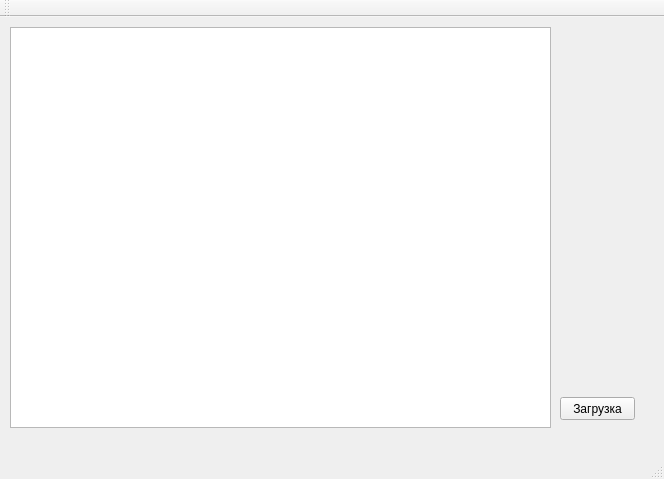
Dannyyyy/ComputerVision, file mainwindow.ui: the form before one commit.
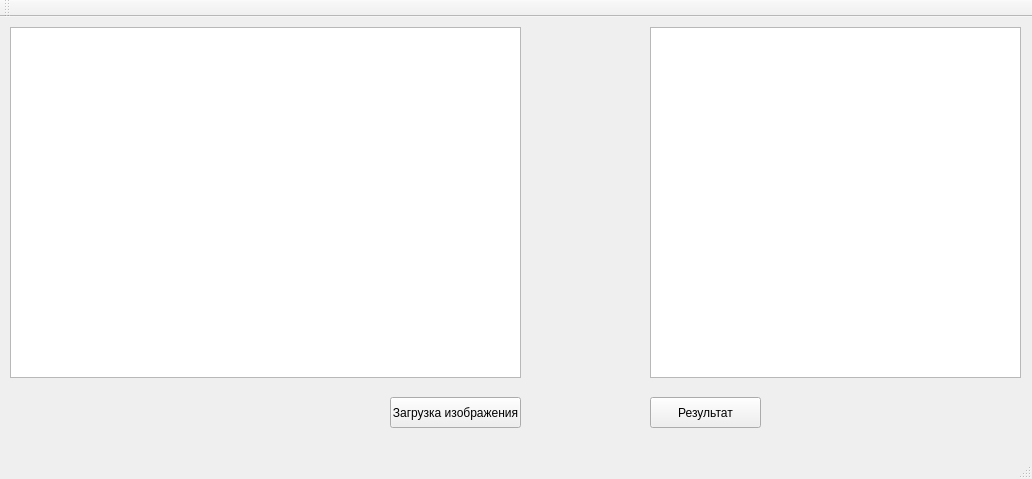
The form after the commit.

Commit message: Исправлена проблема с осями. Добавлен вывод полученного после  greyScale изображения.

The edit to the form file:
```diff
--- a/mainwindow.ui
+++ b/mainwindow.ui
@@ -6,7 +6,7 @@
    <rect>
     <x>0</x>
     <y>0</y>
-    <width>664</width>
+    <width>1032</width>
     <height>479</height>
    </rect>
   </property>
@@ -17,14 +17,14 @@
    <widget class="QPushButton" name="pushButton">
     <property name="geometry">
      <rect>
-      <x>560</x>
+      <x>390</x>
       <y>380</y>
-      <width>75</width>
-      <height>23</height>
+      <width>131</width>
+      <height>31</height>
      </rect>
     </property>
     <property name="text">
-     <string>Загрузка</string>
+     <string>Загрузка изображения</string>
     </property>
    </widget>
    <widget class="QGraphicsView" name="graphicsView">
@@ -32,11 +32,34 @@
      <rect>
       <x>10</x>
       <y>10</y>
-      <width>541</width>
-      <height>401</height>
+      <width>511</width>
+      <height>351</height>
      </rect>
     </property>
    </widget>
+   <widget class="QGraphicsView" name="graphicsViewResult">
+    <property name="geometry">
+     <rect>
+      <x>650</x>
+      <y>10</y>
+      <width>371</width>
+      <height>351</height>
+     </rect>
+    </property>
+   </widget>
+   <widget class="QPushButton" name="pushButton_2">
+    <property name="geometry">
+     <rect>
+      <x>650</x>
+      <y>380</y>
+      <width>111</width>
+      <height>31</height>
+     </rect>
+    </property>
+    <property name="text">
+     <string>Результат</string>
+    </property>
+   </widget>
   </widget>
   <widget class="QMenuBar" name="menuBar">
    <property name="geometry">
```
Left out of the diff: 4 changed lines with no effect on the pictures. The commit also changes 4 other files.
